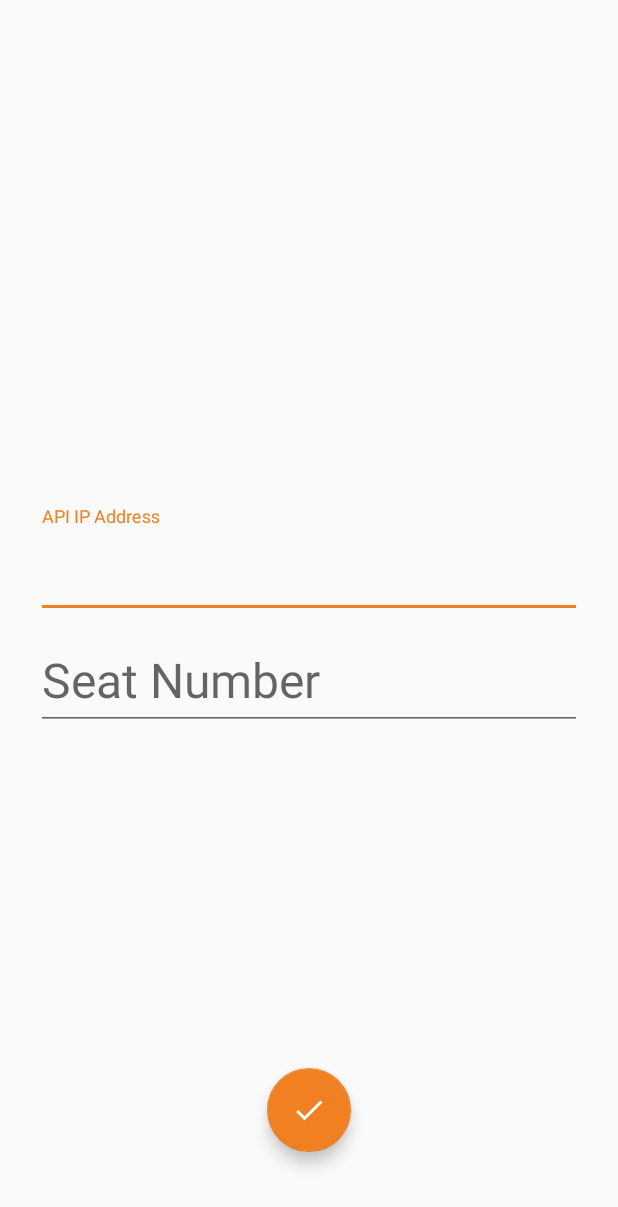
After one commit to SnowcatSVK/RES, an Android app: the layout activity_first_setup.xml on its own in the app's theme, with its tools: preview values and no code run, on a phone screen of 412 x 824 dp. The commit adds this screen. Shown: the top 1207 px of the screen. Run offline under Robolectric (Android 15) with nearby library versions, the phone set to English and light mode, and no system bars; network calls fail.

Commit message:
FirstSetupActivity

```diff
--- /dev/null
+++ b/app/src/main/res/drawable/ic_done.xml
@@ -0,0 +1,9 @@
+<vector xmlns:android="http://schemas.android.com/apk/res/android"
+    android:width="24dp"
+    android:height="24dp"
+    android:viewportHeight="24.0"
+    android:viewportWidth="24.0">
+    <path
+        android:fillColor="#FFFFFF"
+        android:pathData="M9,16.17L4.83,12l-1.42,1.41L9,19 21,7l-1.41,-1.41z" />
+</vector>
--- a/app/src/main/res/drawable/mod_song_image_selector.xml
+++ b/app/src/main/res/drawable/mod_song_image_selector.xml
@@ -1,6 +1,6 @@
 <?xml version="1.0" encoding="utf-8"?>
 <selector xmlns:android="http://schemas.android.com/apk/res/android">
-    <item android:state_pressed="true" android:drawable="@drawable/ic_play_arrow_orange" />
-    <item android:state_activated="true" android:drawable="@drawable/ic_play_arrow_orange" />
+    <item android:drawable="@drawable/ic_play_arrow_orange" android:state_pressed="true" />
+    <item android:drawable="@drawable/ic_play_arrow_orange" android:state_activated="true" />
     <item android:drawable="@drawable/ic_play_arrow_white" />
 </selector>
--- /dev/null
+++ b/app/src/main/res/layout/activity_first_setup.xml
@@ -0,0 +1,68 @@
+<?xml version="1.0" encoding="utf-8"?>
+<RelativeLayout xmlns:android="http://schemas.android.com/apk/res/android"
+    xmlns:app="http://schemas.android.com/apk/res-auto"
+    xmlns:tools="http://schemas.android.com/tools"
+    android:layout_width="match_parent"
+    android:layout_height="match_parent"
+    android:paddingBottom="@dimen/activity_vertical_margin"
+    android:paddingLeft="@dimen/activity_horizontal_margin"
+    android:paddingRight="@dimen/activity_horizontal_margin"
+    android:paddingTop="@dimen/activity_vertical_margin"
+    tools:context="sk.antik.res.FirstSetupActivity">
+
+    <LinearLayout
+        android:layout_width="600dp"
+        android:layout_height="wrap_content"
+        android:layout_centerInParent="true"
+        android:orientation="vertical">
+
+        <android.support.design.widget.TextInputLayout
+            android:id="@+id/device_ip_textInputLayout"
+            android:layout_width="match_parent"
+            android:layout_height="wrap_content">
+
+            <EditText
+                android:id="@+id/device_ip_editText"
+                android:layout_width="match_parent"
+                android:layout_height="wrap_content"
+                android:layout_marginLeft="8dp"
+                android:layout_marginRight="8dp"
+                android:layout_marginTop="8dp"
+                android:hint="@string/device_ip"
+                android:inputType="date"
+                android:textSize="32sp" />
+        </android.support.design.widget.TextInputLayout>
+
+        <android.support.design.widget.TextInputLayout
+            android:id="@+id/seat_number_textInputLayout"
+            android:layout_width="match_parent"
+            android:layout_height="wrap_content">
+
+            <EditText
+                android:id="@+id/seat_number_editText"
+                android:layout_width="match_parent"
+                android:layout_height="wrap_content"
+                android:layout_marginLeft="8dp"
+                android:layout_marginRight="8dp"
+                android:layout_marginTop="8dp"
+                android:hint="@string/seat_number_hint"
+                android:inputType="number"
+                android:textSize="32sp" />
+        </android.support.design.widget.TextInputLayout>
+
+    </LinearLayout>
+
+    <android.support.design.widget.FloatingActionButton
+        android:id="@+id/sonfirm_setup_button"
+        android:layout_width="wrap_content"
+        android:layout_height="wrap_content"
+        android:layout_alignParentBottom="true"
+        android:layout_centerHorizontal="true"
+        android:layout_marginBottom="40dp"
+        android:onClick="onCofirmButtonClick"
+        android:padding="7dp"
+        android:src="@drawable/ic_done"
+        app:elevation="6dp" />
+
+
+</RelativeLayout>
--- a/app/src/main/res/values/colors.xml
+++ b/app/src/main/res/values/colors.xml
@@ -1,6 +1,6 @@
 <?xml version="1.0" encoding="utf-8"?>
 <resources>
-    <color name="colorPrimary">#ee192857</color>
+    <color name="colorPrimary">#192857</color>
     <color name="colorPrimaryDark">#1d3171</color>
     <color name="colorAccent">#f08021</color>
 
--- a/app/src/main/res/values/strings.xml
+++ b/app/src/main/res/values/strings.xml
@@ -20,4 +20,7 @@
     <string name="setting_volume">Volume</string>
     <string name="setting_brightness">Brightness</string>
     <string name="settings_tech_service">Tech. Service</string>
+    <string name="title_activity_first_setup">FirstSetupActivity</string>
+    <string name="device_ip">API IP Address</string>
+    <string name="seat_number_hint">Seat Number</string>
 </resources>
--- a/app/src/main/res/values/styles.xml
+++ b/app/src/main/res/values/styles.xml
@@ -1,7 +1,7 @@
 <resources>
 
     <!-- Base application theme. -->
-    <style name="Theme.MyTheme" parent="android:Theme.Material.Light.NoActionBar.Fullscreen">
+    <style name="Theme.MyTheme" parent="@style/Theme.AppCompat.Light.NoActionBar">
         <item name="colorPrimary">@color/colorPrimary</item>
         <item name="colorPrimaryDark">@color/colorPrimaryDark</item>
         <item name="colorAccent">@color/colorAccent</item>
```
Also changed, not shown: app/src/main/AndroidManifest.xml (+10 -6 lines), app/src/main/java/sk/antik/res/FirstSetupActivity.java (added, +39 -0 lines), app/src/main/java/sk/antik/res/LiveTVFragment.java (+7 -9 lines), app/src/main/java/sk/antik/res/MainActivity.java (+20 -5 lines), app/src/main/res/drawable/ic_skip_previous_24dp.xml (added, +11 -0 lines), 1 other file.
